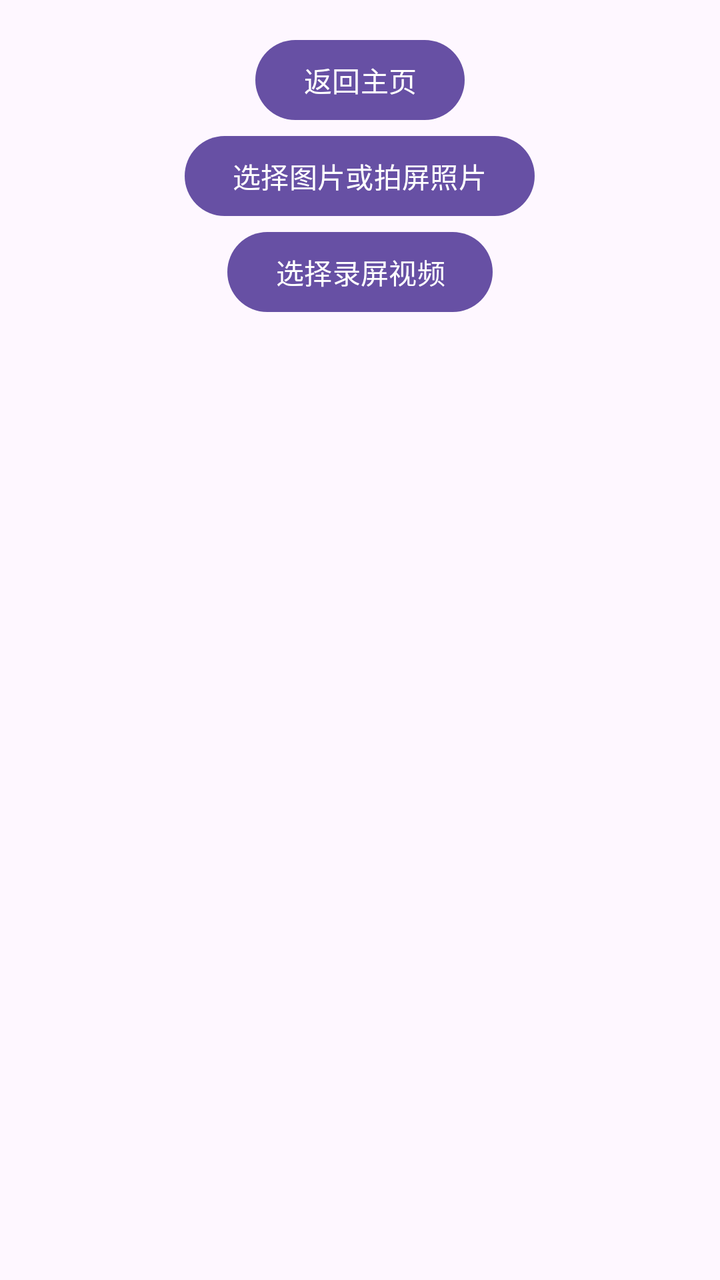
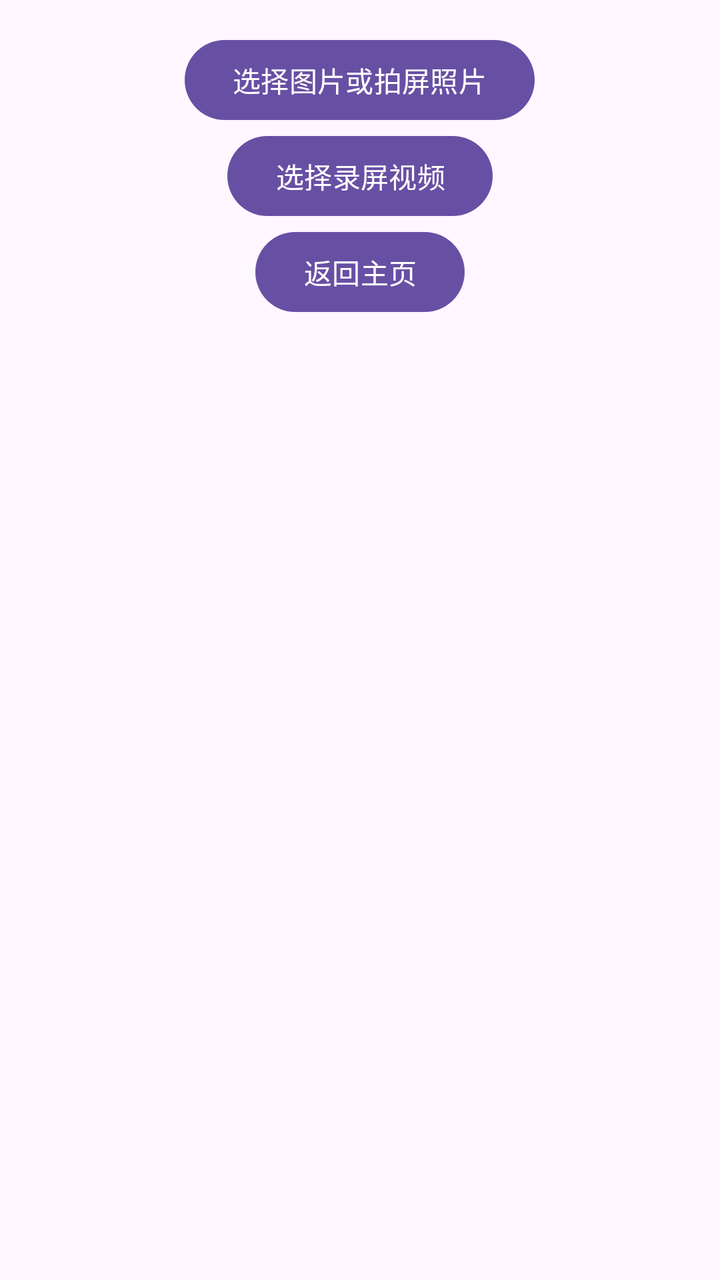

Compare the two renders of this Android layout. The source of the first and the diff that turns it into the second are given below.
<!-- AndroidManifest.xml: application theme Theme.WatermarkTraceDemo -->
<!-- res/layout/activity_trace.xml -->
<?xml version="1.0" encoding="utf-8"?>
<ScrollView xmlns:android="http://schemas.android.com/apk/res/android"
    android:layout_width="match_parent"
    android:layout_height="match_parent">

    <LinearLayout
        android:layout_width="match_parent"
        android:layout_height="wrap_content"
        android:orientation="vertical"
        android:padding="16dp">

        <Button
            android:id="@+id/btn_back_main"
            android:layout_width="wrap_content"
            android:layout_height="wrap_content"
            android:layout_gravity="center_horizontal"
            android:text="返回主页" />

        <Button
            android:id="@+id/btn_select_img"
            android:layout_width="wrap_content"
            android:layout_height="wrap_content"
            android:layout_gravity="center_horizontal"
            android:text="选择图片或拍屏照片" />

        <Button
            android:id="@+id/btn_select_video"
            android:layout_width="wrap_content"
            android:layout_height="wrap_content"
            android:layout_gravity="center_horizontal"
            android:text="选择录屏视频" />

        <TextView
            android:id="@+id/tv_result"
            android:layout_width="match_parent"
            android:layout_height="wrap_content"
            android:layout_marginTop="12dp"
            android:textSize="18sp" />

        <TextView
            android:id="@+id/tv_video_time"
            android:layout_width="match_parent"
            android:layout_height="wrap_content"
            android:layout_marginTop="8dp"
            android:visibility="gone" />

        <SeekBar
            android:id="@+id/seek_video"
            android:layout_width="match_parent"
            android:layout_height="wrap_content"
            android:max="1000"
            android:visibility="gone" />

        <TextView
            android:id="@+id/tv_alignment_hint"
            android:layout_width="match_parent"
            android:layout_height="wrap_content"
            android:layout_marginTop="12dp"
            android:text="按左上、右上、右下、左下顺序点选整张水印图片，或保留下来的一个完整水印区域的四角；可拖动蓝点调整。"
            android:visibility="gone" />

        <com.demo.watermarktracedemo.QuadSelectionView
            android:id="@+id/quad_selection"
            android:layout_width="match_parent"
            android:layout_height="400dp"
            android:layout_marginTop="8dp"
            android:background="#EEEEEE"
            android:visibility="gone" />

        <Button
            android:id="@+id/btn_decode_region"
            android:layout_width="wrap_content"
            android:layout_height="wrap_content"
            android:layout_gravity="center_horizontal"
            android:text="解析选中区域"
            android:visibility="gone" />
    </LinearLayout>
</ScrollView>
<!-- resources referenced by this layout -->
<resources>
  <style name="Theme.WatermarkTraceDemo" parent="Base.Theme.WatermarkTraceDemo" />
  <style name="Base.Theme.WatermarkTraceDemo" parent="Theme.Material3.DayNight.NoActionBar">
          
          
      </style>
</resources>

<!-- the commit's change to res/layout/activity_trace.xml (unified diff, before → after) -->
@@ -8,13 +8,6 @@
         android:layout_height="wrap_content"
         android:orientation="vertical"
         android:padding="16dp">
-
-        <Button
-            android:id="@+id/btn_back_main"
-            android:layout_width="wrap_content"
-            android:layout_height="wrap_content"
-            android:layout_gravity="center_horizontal"
-            android:text="返回主页" />
 
         <Button
             android:id="@+id/btn_select_img"
@@ -29,6 +22,13 @@
             android:layout_height="wrap_content"
             android:layout_gravity="center_horizontal"
             android:text="选择录屏视频" />
+
+        <Button
+            android:id="@+id/btn_back_main"
+            android:layout_width="wrap_content"
+            android:layout_height="wrap_content"
+            android:layout_gravity="center_horizontal"
+            android:text="返回主页" />
 
         <TextView
             android:id="@+id/tv_result"
@@ -56,7 +56,7 @@
             android:layout_width="match_parent"
             android:layout_height="wrap_content"
             android:layout_marginTop="12dp"
-            android:text="按左上、右上、右下、左下顺序点选整张水印图片，或保留下来的一个完整水印区域的四角；可拖动蓝点调整。"
+            android:text="蓝框可包含一个或多个完整水印区域，程序会在框内寻找候选角点。红框仅表示候选区域；点击红框可选取四角，也可手动点选四角并拖动蓝点调整。"
             android:visibility="gone" />
 
         <com.demo.watermarktracedemo.QuadSelectionView
